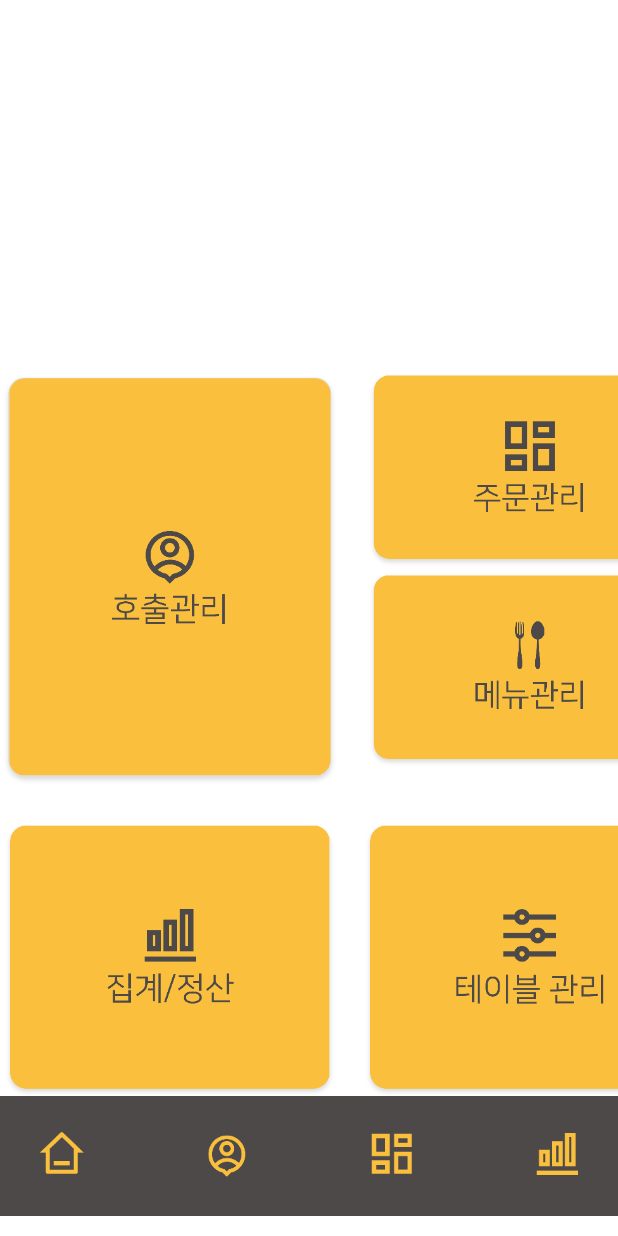
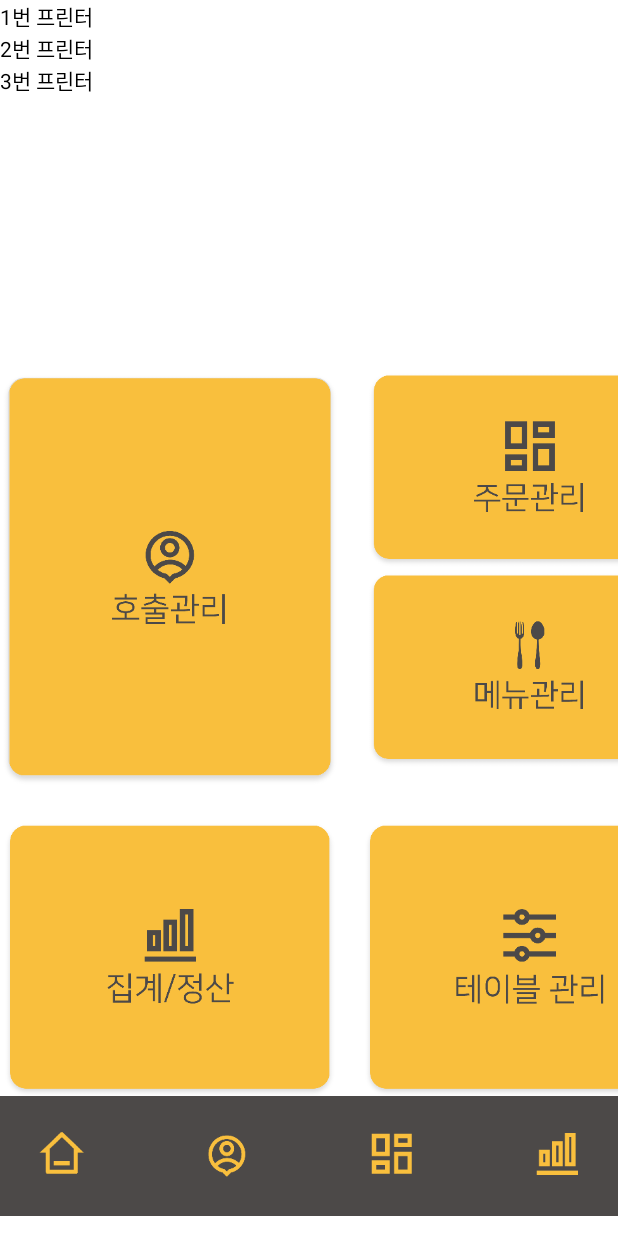
Before and after one commit to kayresbug/onorder_admin_dz, an Android app: the MainActivity screen opened directly, with no data from a screen before it, on a phone screen of 412 x 824 dp. Run offline under Robolectric (Android 15) with nearby library versions, the phone set to English and light mode, and no system bars; our stand-ins replace Firebase (no records; nobody signed in at launch, a user with empty details on screens opened directly).

Commit message:
dz_admin_test_sample

```diff
--- a/app/src/main/java/com/daon/admin_onorder/LoginActivity.java
+++ b/app/src/main/java/com/daon/admin_onorder/LoginActivity.java
@@ -102,7 +102,6 @@ public class LoginActivity extends AppCompatActivity {
                 printer2.resetPrinter();
                 printer3.openPrinter(Sam4sPrint.DEVTYPE_ETHERNET, "192.168.0.102", 9100);
                 printer3.resetPrinter();
-//                printer.openPrinter(Sam4sPrint.DEVTYPE_ETHERNET, "192.168.20.33", 9100);
             } catch (Exception e) {
                 e.printStackTrace();
                 Log.d("daon", "print error = "+e.getMessage());
@@ -188,9 +187,6 @@ public class LoginActivity extends AppCompatActivity {
                 }
             });
         }else{
-            Log.d("daon", "print error = "+printer.getPrinterStatus());
-            Log.d("daon", "print error2 = "+printer2.getPrinterStatus());
-            Log.d("daon", "print error3 = "+printer3.getPrinterStatus());
             if (printer.getPrinterStatus() == null){
                 Toast.makeText(LoginActivity.this, "1번 프린터 이상", Toast.LENGTH_SHORT).show();
 
@@ -201,7 +197,7 @@ public class LoginActivity extends AppCompatActivity {
                 Toast.makeText(LoginActivity.this, "3번 프린터 이상", Toast.LENGTH_SHORT).show();
 
             }
-//            setPrinter();
+            setPrinter();
         }
     }
     public void setPrinter(){
@@ -242,7 +238,7 @@ public class LoginActivity extends AppCompatActivity {
         Sam4sPrint sam4sPrint2 = app.getPrinter2();
         Sam4sPrint sam4sPrint3 = app.getPrinter3();
         try {
-            Log.d("daon_test","print ="+sam4sPrint.getPrinterStatus());
+//            Log.d("daon_test","print ="+sam4sPrint.getPrinterStatus());
         } catch (Exception e) {
             e.printStackTrace();
         }
@@ -306,6 +302,7 @@ public class LoginActivity extends AppCompatActivity {
             builder.addFeedLine(2);
             builder.addCut(Sam4sBuilder.CUT_FEED);
             sam4sPrint.sendData(builder);
+//            sam4sPrint.closePrinter();
         } catch (Exception e) {
             e.printStackTrace();
         }
--- a/app/src/main/java/com/daon/admin_onorder/MainActivity.java
+++ b/app/src/main/java/com/daon/admin_onorder/MainActivity.java
@@ -11,6 +11,7 @@ import android.os.Bundle;
 import android.util.Log;
 import android.view.View;
 import android.widget.ImageView;
+import android.widget.TextView;
 import android.widget.Toast;
 
 import com.daon.admin_onorder.model.PrintOrderModel;
@@ -46,12 +47,20 @@ public class MainActivity extends AppCompatActivity {
     FirebaseDatabase database = FirebaseDatabase.getInstance();
     AdminApplication app = new AdminApplication();
     String time;
+
+    TextView printer_status1;
+    TextView printer_status2;
+    TextView printer_status3;
     @Override
     protected void onCreate(Bundle savedInstanceState) {
         super.onCreate(savedInstanceState);
         setContentView(R.layout.activity_main);
 
         pref = getSharedPreferences("pref", MODE_PRIVATE);
+
+        printer_status1 = findViewById(R.id.printer_status_1);
+        printer_status2 = findViewById(R.id.printer_status_2);
+        printer_status3 = findViewById(R.id.printer_status_3);
 
         BackThread thread = new BackThread();  // 작업스레드 생성
         thread.setDaemon(true);  // 메인스레드와 종료 동기화
@@ -392,9 +401,6 @@ public class MainActivity extends AppCompatActivity {
 
             if (printOrderModel.getTable().contains("주문") || printOrderModel.getTable().contains("포장")) {
                 sam4sPrint.sendData(builder);
-                Log.d("daon_test0", order);
-                Log.d("daon_test1", order1);
-                Log.d("daon_test2", order2);
                 if (!order1.equals("")) {
                     sam4sPrint2.sendData(builder2);
                 }
@@ -423,8 +429,23 @@ public class MainActivity extends AppCompatActivity {
             while (true) {
                 Calendar calendar = Calendar.getInstance();
                 SimpleDateFormat format2 = new SimpleDateFormat("yyyy-MM-dd",  Locale.getDefault());
+                SimpleDateFormat format = new SimpleDateFormat("hh-mm-ss",  Locale.getDefault());
+                String status_1 = "";
+                String status_2 = "";
+                String status_3 = "";
+                time = format2.format(calendar.getTime());
+                String time2 = format.format(calendar.getTime());
+                try {
+                    status_1 = app.getPrinter().getPrinterStatus()+"::"+app.getPrinter().IsConnected(Sam4sPrint.DEVTYPE_ETHERNET) + "::"+time2;
+                    status_2 = app.getPrinter2().getPrinterStatus()+"::"+app.getPrinter2().IsConnected(Sam4sPrint.DEVTYPE_ETHERNET) + "::"+time2;
+                    status_3 = app.getPrinter3().getPrinterStatus()+"::"+app.getPrinter3().IsConnected(Sam4sPrint.DEVTYPE_ETHERNET) + "::"+time2;
 
-                time = format2.format(calendar.getTime());
+                    printer_status1.setText(status_1);
+                    printer_status2.setText(status_2);
+                    printer_status3.setText(status_3);
+                } catch (Exception e) {
+                    e.printStackTrace();
+                }
                 Log.d("daon_test", "time = "+time);
                 try {
                     Thread.sleep(60000);   // 1000ms, 즉 1초 단위로 작업스레드 실행
--- a/app/src/main/res/layout/activity_main.xml
+++ b/app/src/main/res/layout/activity_main.xml
@@ -242,7 +242,31 @@
             tools:ignore="MissingConstraints">
         </ImageView>
     </androidx.constraintlayout.widget.ConstraintLayout>
-
+    <LinearLayout
+        android:layout_width="match_parent"
+        android:layout_height="wrap_content"
+        android:orientation="vertical"
+        android:background="@color/white"
+        tools:ignore="MissingConstraints">
+        <TextView
+            android:id="@+id/printer_status_1"
+            android:layout_width="match_parent"
+            android:layout_height="wrap_content"
+            android:textColor="@color/black"
+            android:text="1번 프린터"/>
+        <TextView
+            android:id="@+id/printer_status_2"
+            android:layout_width="match_parent"
+            android:layout_height="wrap_content"
+            android:textColor="@color/black"
+            android:text="2번 프린터"/>
+        <TextView
+            android:id="@+id/printer_status_3"
+            android:layout_width="match_parent"
+            android:layout_height="wrap_content"
+            android:textColor="@color/black"
+            android:text="3번 프린터"/>
+    </LinearLayout>
     <ImageView
         android:id="@+id/bottom_menu_box"
         android:layout_width="466.7dp"
```
